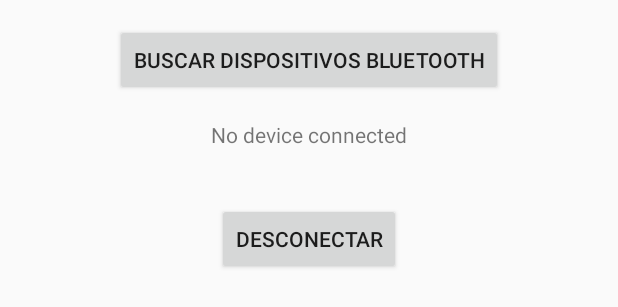
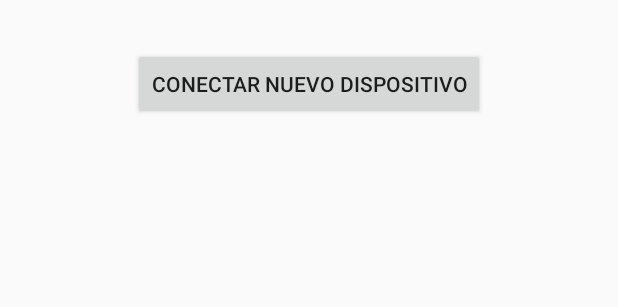
Before and after one commit to Sebastian-411/eHealth, an Android app: the layout activity_main.xml on its own in the app's theme, with its tools: preview values and no code run, on a phone screen of 412 x 824 dp. Shown: the top 307 px of the screen. Run offline under Robolectric (Android 15) with nearby library versions, the light colour scheme and no system bars.

Commit message:
feat: multiple devices at the time
supports and shows the connection state of multiple devices

```diff
--- a/bluetooth-gatt-scanner/app/src/main/res/layout/activity_main.xml
+++ b/bluetooth-gatt-scanner/app/src/main/res/layout/activity_main.xml
@@ -3,41 +3,28 @@
     android:layout_height="match_parent"
     android:padding="16dp">
 
+    <!-- List of connected devices (with individual disconnect buttons) -->
+    <ListView
+        android:id="@+id/connectedDevicesListView"
+        android:layout_width="match_parent"
+        android:layout_height="wrap_content"
+        android:layout_alignParentTop="true"
+        android:layout_marginTop="16dp"/>
+
     <!-- Button to start Bluetooth scanning -->
     <Button
-        android:id="@+id/scanButton"
+        android:id="@+id/connectNewDeviceButton"
         android:layout_width="wrap_content"
         android:layout_height="wrap_content"
-        android:text="Buscar Dispositivos Bluetooth"
-        android:layout_alignParentTop="true"
+        android:text="Conectar nuevo dispositivo"
+        android:layout_below="@id/connectedDevicesListView"
         android:layout_centerHorizontal="true"/>
-
-    <!-- TextView to display the connected device name -->
-    <TextView
-        android:id="@+id/connectedDeviceName"
-        android:layout_width="wrap_content"
-        android:layout_height="wrap_content"
-        android:text="No device connected"
-        android:layout_below="@id/scanButton"
-        android:layout_centerHorizontal="true"
-        android:layout_marginTop="16dp"/>
 
     <!-- ListView to display found Bluetooth devices -->
     <ListView
         android:id="@+id/deviceListView"
         android:layout_width="match_parent"
         android:layout_height="wrap_content"
-        android:layout_below="@id/connectedDeviceName"
+        android:layout_below="@id/connectNewDeviceButton"
         android:layout_marginTop="20dp"/>
-
-    <!-- Button to disconnect from the current device -->
-    <Button
-        android:id="@+id/disconnectButton"
-        android:layout_width="wrap_content"
-        android:layout_height="wrap_content"
-        android:text="Desconectar"
-        android:layout_below="@id/deviceListView"
-        android:layout_centerHorizontal="true"
-        android:layout_marginTop="16dp"/>
-
 </RelativeLayout>
```
Also changed, not shown: bluetooth-gatt-scanner/app/src/main/java/com/example/arduinonano/MainActivity.kt (+0 -15 lines), bluetooth-gatt-scanner/app/src/main/java/com/example/arduinonano/bluetooth/BluetoothDeviceRepository.kt (+26 -11 lines), bluetooth-gatt-scanner/app/src/main/java/com/example/arduinonano/ui/ConnectedDeviceAdapter.kt (added, +38 -0 lines), bluetooth-gatt-scanner/app/src/main/java/com/example/arduinonano/ui/MainActivityUIController.kt (+59 -74 lines), bluetooth-gatt-scanner/app/src/main/res/layout/connected_device_item.xml (added, +26 -0 lines).
